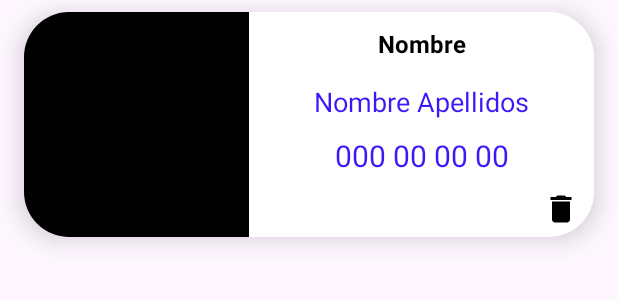
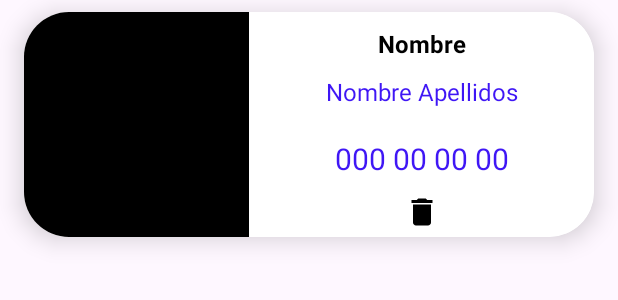
Before and after one commit to darioromeroromera/Proyecto-PMDM, an Android app: the layout cardview_layout.xml on its own in the app's theme, with its tools: preview values and no code run, on a phone screen of 412 x 824 dp. Shown: the top 300 px of the screen. Run offline under Robolectric (Android 15) with nearby library versions, the phone set to English and light mode, and no system bars.

Commit message:
Creado Controller y terminado Main. Mejorado el Login

```diff
--- a/app/src/main/AndroidManifest.xml
+++ b/app/src/main/AndroidManifest.xml
@@ -1,6 +1,8 @@
 <?xml version="1.0" encoding="utf-8"?>
 <manifest xmlns:android="http://schemas.android.com/apk/res/android"
     xmlns:tools="http://schemas.android.com/tools">
+
+    <uses-permission android:name="android.permission.INTERNET" />
 
     <application
         android:allowBackup="true"
--- a/app/src/main/java/com/example/proyectopmdm/LoginActivity.kt
+++ b/app/src/main/java/com/example/proyectopmdm/LoginActivity.kt
@@ -21,10 +21,9 @@ class LoginActivity : AppCompatActivity() {
         myuser = getString(R.string.user)
         mypass = getString(R.string.password)
         binding.btnLogin.setOnClickListener { view ->
-            Toast.makeText(this, "user: ${myuser}, pass: ${mypass}", Toast.LENGTH_LONG).show()
-            if (binding.etUsuario.text.toString().equals(myuser) && binding.etPassword.text.toString().equals(mypass)) {
+            if (binding.etUsuario.text.toString().trim().equals(myuser) && binding.etPassword.text.toString().equals(mypass)) {
                 val intent = Intent(this, MainActivity::class.java).putExtra(
-                    "user", binding.etUsuario.text.toString()
+                    "user", binding.etUsuario.text.toString().trim()
                 )
 
                 startActivity(intent)
--- a/app/src/main/java/com/example/proyectopmdm/adapter/ContactoAdapter.kt
+++ b/app/src/main/java/com/example/proyectopmdm/adapter/ContactoAdapter.kt
@@ -6,7 +6,7 @@ import androidx.recyclerview.widget.RecyclerView
 import com.example.proyectopmdm.R
 import com.example.proyectopmdm.models.Contacto
 
-class ContactoAdapter (val listaContactos: MutableList<Contacto>,
+class ContactoAdapter(val listaContactos: MutableList<Contacto>,
                        var deleteOnClick: (Int) -> Unit): RecyclerView.Adapter<ViewHContacto>() {
     override fun onCreateViewHolder(parent: ViewGroup, viewType: Int): ViewHContacto {
         val layoutInflater = LayoutInflater.from(parent.context)
--- a/app/src/main/java/com/example/proyectopmdm/adapter/ViewHContacto.kt
+++ b/app/src/main/java/com/example/proyectopmdm/adapter/ViewHContacto.kt
@@ -18,10 +18,7 @@ class ViewHContacto(view: View,
         binding.tvNombreContacto.text = contacto.nombre
         binding.tvNombreCompleto.text = contacto.nombreCompleto
         binding.tvTelefono.text = contacto.telefono
-        Glide.with(itemView.context)
-            .load(contacto.imagen)
-            .centerCrop()
-            .into(binding.ivContacto)
+        Glide.with(itemView.context).load(contacto.imagen).centerCrop().into(binding.ivContacto)
         setOnClickListener(adapterPosition)
     }
 
--- a/app/src/main/res/layout/cardview_layout.xml
+++ b/app/src/main/res/layout/cardview_layout.xml
@@ -21,7 +21,7 @@
             android:layout_height="150dp"
             app:layout_constraintStart_toStartOf ="parent"
             app:layout_constraintTop_toTopOf ="parent"
-            tools:background ="@color/black" />
+            tools:background ="@color/black"/>
         <TextView
             android:id="@+id/tv_nombre_contacto"
             android:layout_width ="wrap_content"
@@ -41,10 +41,10 @@
             app:layout_constraintStart_toEndOf ="@id/iv_contacto"
             app:layout_constraintTop_toBottomOf ="@id/tv_nombre_contacto"
             app:layout_constraintEnd_toEndOf ="parent"
+            android:padding="10dp"
             tools:text="Nombre Apellidos"
             android:textColor = "@color/strong_purple"
-            android:textSize = "18sp"
-            android:layout_marginTop ="15dp"
+            android:textSize = "16sp"
             />
         <TextView
             android:id="@+id/tv_telefono"
@@ -53,7 +53,7 @@
             app:layout_constraintStart_toEndOf="@id/iv_contacto"
             app:layout_constraintTop_toBottomOf="@id/tv_nombre_completo"
             app:layout_constraintEnd_toEndOf="parent"
-            android:layout_marginTop="10dp"
+            android:padding="10dp"
             tools:text="000 00 00 00"
             android:textColor="@color/strong_purple"
             android:textSize="20sp"
@@ -63,7 +63,8 @@
             android:layout_width ="wrap_content"
             android:layout_height ="wrap_content"
             android:src="@drawable/baseline_delete_24"
-            android:layout_margin="10dp"
+
+            app:layout_constraintStart_toEndOf="@id/iv_contacto"
             app:layout_constraintEnd_toEndOf ="parent"
             app:layout_constraintTop_toBottomOf ="@id/tv_telefono" />
     </androidx.constraintlayout.widget.ConstraintLayout>
```
Also changed, not shown: app/src/main/java/com/example/proyectopmdm/MainActivity.kt (+14 -0 lines), app/src/main/java/com/example/proyectopmdm/controller/Controller.kt (added, +32 -0 lines), app/src/main/java/com/example/proyectopmdm/objects_models/Repository.kt (+4 -4 lines).
